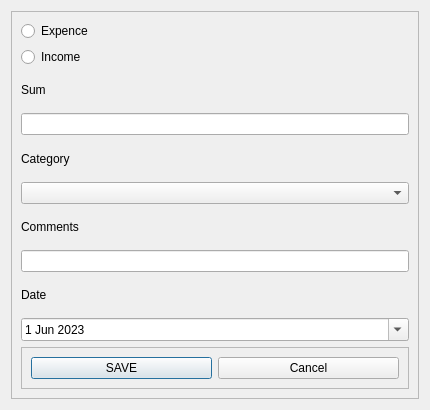
Qt form ui/NewTransactionDialog.ui (imshahastam/budget_tracker_pyqt5) before a commit.
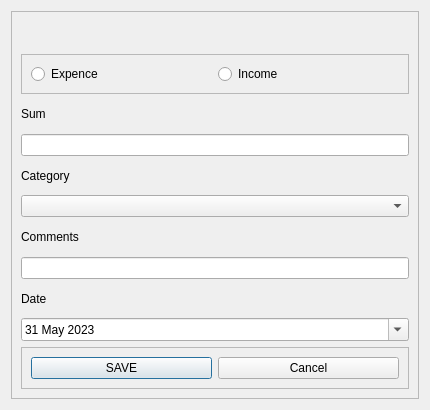
The same form after that commit.

Commit message: improve new transaction's dialog and update dashboard window

The edit to the form file:
```diff
--- a/ui/NewTransactionDialog.ui
+++ b/ui/NewTransactionDialog.ui
@@ -24,6 +24,25 @@
      </property>
      <layout class="QVBoxLayout" name="verticalLayout_2">
       <item>
+       <widget class="QLabel" name="txtSaved">
+        <property name="styleSheet">
+         <string notr="true">color: rgb(76, 152, 0);</string>
+        </property>
+        <property name="text">
+         <string/>
+        </property>
+       </widget>
+      </item>
+      <item>
+       <widget class="QFrame" name="frame_3">
+        <property name="frameShape">
+         <enum>QFrame::StyledPanel</enum>
+        </property>
+        <property name="frameShadow">
+         <enum>QFrame::Raised</enum>
+        </property>
+        <layout class="QHBoxLayout" name="horizontalLayout_2">
+         <item>
        <widget class="QRadioButton" name="radioBtnExpenceTr">
         <property name="text">
          <string>Expence</string>
@@ -37,6 +56,9 @@
         </property>
        </widget>
       </item>
+        </layout>
+       </widget>
+      </item>
       <item>
        <widget class="QLabel" name="label_2">
         <property name="text">
@@ -78,17 +100,17 @@
        <widget class="QDateEdit" name="dateEdit">
         <property name="dateTime">
          <datetime>
-          <hour>0</hour>
+          <hour>18</hour>
           <minute>0</minute>
           <second>0</second>
           <year>2023</year>
-          <month>6</month>
-          <day>1</day>
+          <month>5</month>
+          <day>31</day>
          </datetime>
         </property>
         <property name="maximumDateTime">
          <datetime>
-          <hour>11</hour>
+          <hour>5</hour>
           <minute>59</minute>
           <second>59</second>
           <year>2023</year>
@@ -98,7 +120,7 @@
         </property>
         <property name="minimumDateTime">
          <datetime>
-          <hour>18</hour>
+          <hour>12</hour>
           <minute>0</minute>
           <second>0</second>
           <year>2010</year>
@@ -108,7 +130,7 @@
         </property>
         <property name="maximumTime">
          <time>
-          <hour>11</hour>
+          <hour>5</hour>
           <minute>59</minute>
           <second>59</second>
          </time>
```
Lines whose indentation alone changed are shown as unchanged. The commit also changes 4 other files.
